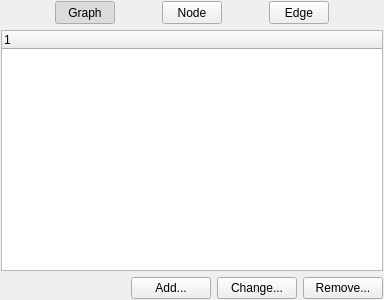
This is dpse2/src/commonui/CClassAttributesEditorUI.ui in ArsMasiuk/DPSE as Qt 5 draws it before an edit. The edited form follows.
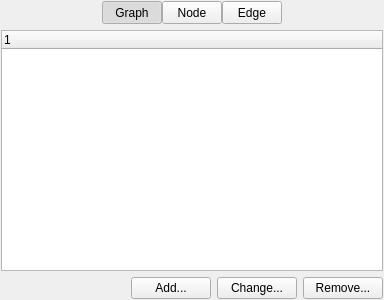
This is the edited form. Icons and pictures are not drawn. Custom widgets are drawn as their Qt base class.

The edit to the form file:
```diff
--- a/dpse2/src/commonui/CClassAttributesEditorUI.ui
+++ b/dpse2/src/commonui/CClassAttributesEditorUI.ui
@@ -39,6 +39,12 @@
        <property name="sizeType">
         <enum>QSizePolicy::Expanding</enum>
        </property>
+       <property name="sizeHint" stdset="0">
+        <size>
+         <width>0</width>
+         <height>0</height>
+        </size>
+       </property>
       </spacer>
      </item>
      <item>
@@ -175,6 +181,12 @@
        <property name="sizeType">
         <enum>QSizePolicy::Expanding</enum>
        </property>
+       <property name="sizeHint" stdset="0">
+        <size>
+         <width>0</width>
+         <height>0</height>
+        </size>
+       </property>
       </spacer>
      </item>
     </layout>
```
Left out of the diff: 3 changed lines with no effect on the pictures.
